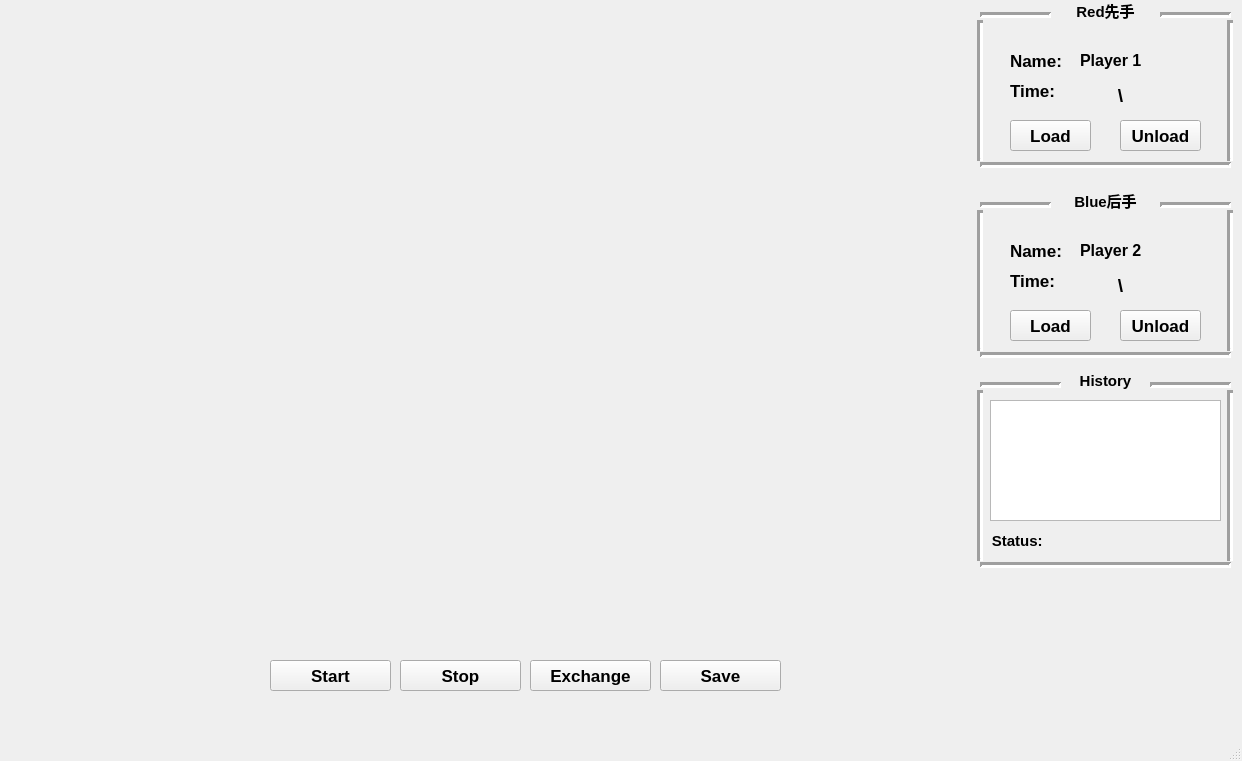
Old version of the form hex03/mainwindow.ui in the repository voldemortX/hex_platform.
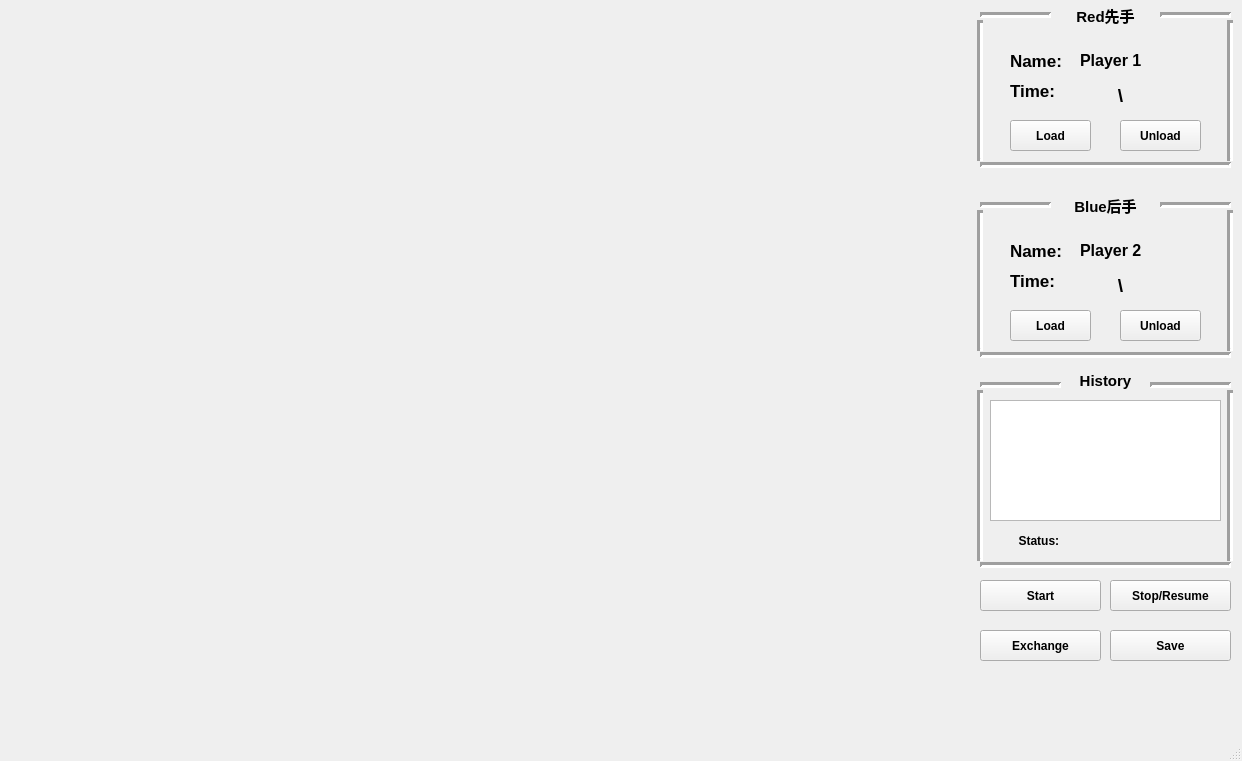
New version of the form.

What changed in the file:
```diff
--- a/hex03/mainwindow.ui
+++ b/hex03/mainwindow.ui
@@ -411,10 +411,10 @@
    <widget class="QLabel" name="label">
     <property name="geometry">
      <rect>
-      <x>1070</x>
+      <x>1060</x>
       <y>0</y>
-      <width>71</width>
-      <height>21</height>
+      <width>91</width>
+      <height>31</height>
      </rect>
     </property>
     <property name="font">
@@ -438,10 +438,10 @@
    <widget class="QLabel" name="label_2">
     <property name="geometry">
      <rect>
-      <x>1070</x>
+      <x>1060</x>
       <y>190</y>
-      <width>71</width>
-      <height>21</height>
+      <width>91</width>
+      <height>31</height>
      </rect>
     </property>
     <property name="font">
@@ -492,15 +492,15 @@
    <widget class="QPushButton" name="buttonStart">
     <property name="geometry">
      <rect>
-      <x>270</x>
-      <y>660</y>
+      <x>980</x>
+      <y>580</y>
       <width>121</width>
       <height>31</height>
      </rect>
     </property>
     <property name="font">
      <font>
-      <pointsize>13</pointsize>
+      <pointsize>9</pointsize>
       <weight>75</weight>
       <bold>true</bold>
      </font>
@@ -521,15 +521,15 @@
    <widget class="QPushButton" name="buttonSave">
     <property name="geometry">
      <rect>
-      <x>660</x>
-      <y>660</y>
+      <x>1110</x>
+      <y>630</y>
       <width>121</width>
       <height>31</height>
      </rect>
     </property>
     <property name="font">
      <font>
-      <pointsize>13</pointsize>
+      <pointsize>9</pointsize>
       <weight>75</weight>
       <bold>true</bold>
      </font>
@@ -550,15 +550,15 @@
    <widget class="QPushButton" name="buttonExchange">
     <property name="geometry">
      <rect>
-      <x>530</x>
-      <y>660</y>
+      <x>980</x>
+      <y>630</y>
       <width>121</width>
       <height>31</height>
      </rect>
     </property>
     <property name="font">
      <font>
-      <pointsize>13</pointsize>
+      <pointsize>9</pointsize>
       <weight>75</weight>
       <bold>true</bold>
      </font>
@@ -579,16 +579,16 @@
    <widget class="QLabel" name="label_4">
     <property name="geometry">
      <rect>
-      <x>990</x>
+      <x>1000</x>
       <y>530</y>
-      <width>71</width>
+      <width>91</width>
       <height>21</height>
      </rect>
     </property>
     <property name="font">
      <font>
       <family>Arial</family>
-      <pointsize>11</pointsize>
+      <pointsize>9</pointsize>
       <weight>75</weight>
       <bold>true</bold>
      </font>
@@ -606,7 +606,7 @@
    <widget class="QLabel" name="labelStatus">
     <property name="geometry">
      <rect>
-      <x>1050</x>
+      <x>1070</x>
       <y>530</y>
       <width>171</width>
       <height>21</height>
@@ -615,7 +615,7 @@
     <property name="font">
      <font>
       <family>Arial</family>
-      <pointsize>11</pointsize>
+      <pointsize>9</pointsize>
       <weight>75</weight>
       <bold>true</bold>
      </font>
@@ -654,7 +654,7 @@
     </property>
     <property name="font">
      <font>
-      <pointsize>13</pointsize>
+      <pointsize>9</pointsize>
       <weight>75</weight>
       <bold>true</bold>
      </font>
@@ -683,7 +683,7 @@
     </property>
     <property name="font">
      <font>
-      <pointsize>13</pointsize>
+      <pointsize>9</pointsize>
       <weight>75</weight>
       <bold>true</bold>
      </font>
@@ -722,7 +722,7 @@
     </property>
     <property name="font">
      <font>
-      <pointsize>13</pointsize>
+      <pointsize>9</pointsize>
       <weight>75</weight>
       <bold>true</bold>
      </font>
@@ -751,7 +751,7 @@
     </property>
     <property name="font">
      <font>
-      <pointsize>13</pointsize>
+      <pointsize>9</pointsize>
       <weight>75</weight>
       <bold>true</bold>
      </font>
@@ -940,14 +940,19 @@
    <widget class="QPushButton" name="StopButton">
     <property name="geometry">
      <rect>
-      <x>400</x>
-      <y>660</y>
+      <x>1110</x>
+      <y>580</y>
       <width>121</width>
       <height>31</height>
      </rect>
     </property>
+    <property name="font">
+     <font>
+      <pointsize>9</pointsize>
+     </font>
+    </property>
     <property name="text">
-     <string>Stop</string>
+     <string>Stop/Resume</string>
     </property>
    </widget>
   </widget>
```
